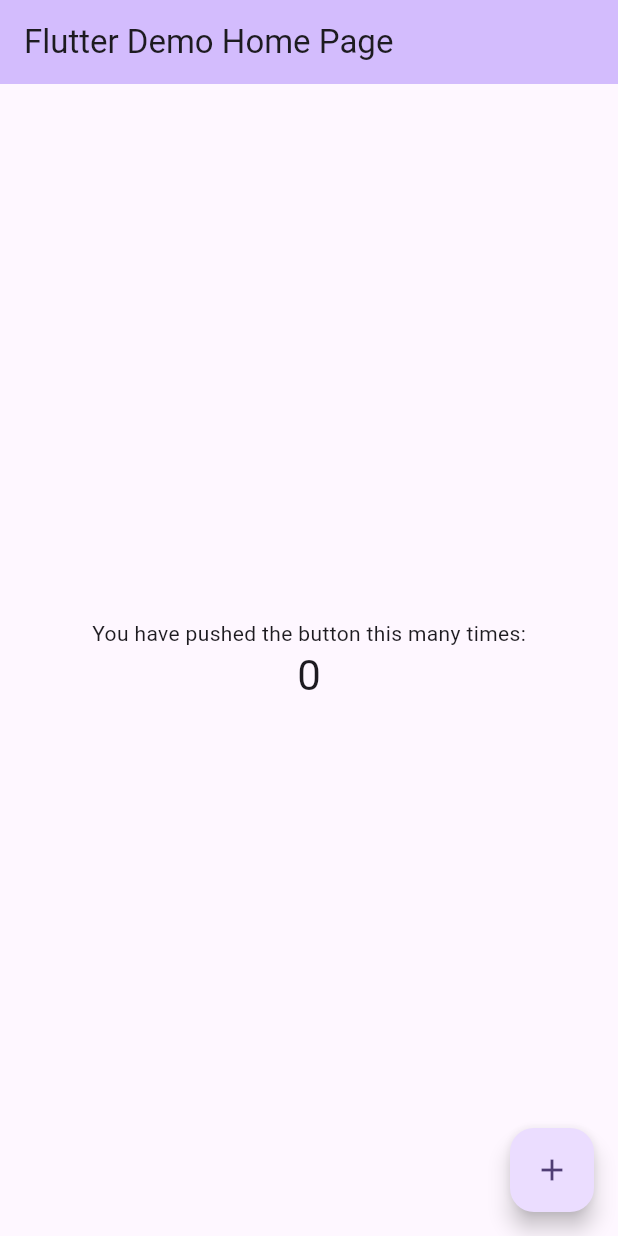
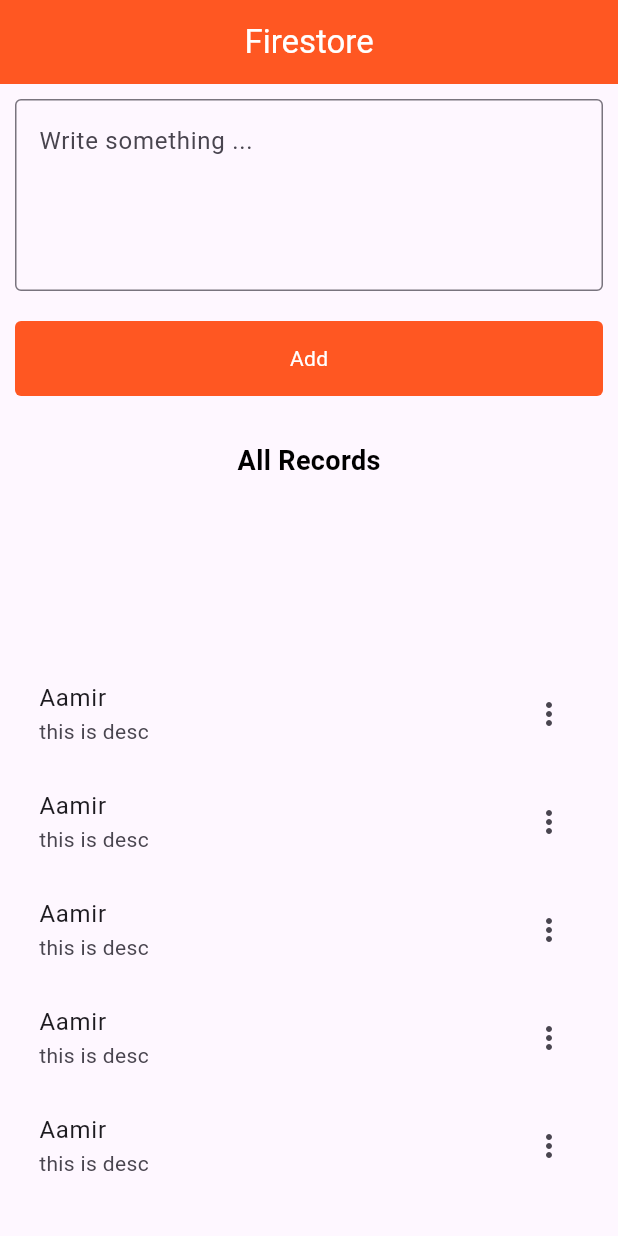
Before and after one commit to aamirali65/Flutter-Firestore-CRUD, a Flutter app: the screen it shows after launch, on a phone screen of 412 x 824 dp. Run offline on Flutter 3.47's test engine with Material 3 defaults, Android fonts, the phone set to English and light mode, and no system bars.

Commit message:
Initial commit

```diff
--- a/lib/main.dart
+++ b/lib/main.dart
@@ -1,3 +1,5 @@
+import 'package:firestore/ui/home.dart';
+import 'package:firestore/ui/splash.dart';
 import 'package:flutter/material.dart';
 
 void main() {
@@ -7,119 +9,11 @@ void main() {
 class MyApp extends StatelessWidget {
   const MyApp({super.key});
 
-  // This widget is the root of your application.
   @override
   Widget build(BuildContext context) {
-    return MaterialApp(
-      title: 'Flutter Demo',
-      theme: ThemeData(
-        // This is the theme of your application.
-        //
-        // TRY THIS: Try running your application with "flutter run". You'll see
-        // the application has a purple toolbar. Then, without quitting the app,
-        // try changing the seedColor in the colorScheme below to Colors.green
-        // and then invoke "hot reload" (save your changes or press the "hot
-        // reload" button in a Flutter-supported IDE, or press "r" if you used
-        // the command line to start the app).
-        //
-        // Notice that the counter didn't reset back to zero; the application
-        // state is not lost during the reload. To reset the state, use hot
-        // restart instead.
-        //
-        // This works for code too, not just values: Most code changes can be
-        // tested with just a hot reload.
-        colorScheme: ColorScheme.fromSeed(seedColor: Colors.deepPurple),
-        useMaterial3: true,
-      ),
-      home: const MyHomePage(title: 'Flutter Demo Home Page'),
+    return const MaterialApp(
+      debugShowCheckedModeBanner: false,
+      home: HomeScreen(),
     );
   }
 }
-
-class MyHomePage extends StatefulWidget {
-  const MyHomePage({super.key, required this.title});
-
-  // This widget is the home page of your application. It is stateful, meaning
-  // that it has a State object (defined below) that contains fields that affect
-  // how it looks.
-
-  // This class is the configuration for the state. It holds the values (in this
-  // case the title) provided by the parent (in this case the App widget) and
-  // used by the build method of the State. Fields in a Widget subclass are
-  // always marked "final".
-
-  final String title;
-
-  @override
-  State<MyHomePage> createState() => _MyHomePageState();
-}
-
-class _MyHomePageState extends State<MyHomePage> {
-  int _counter = 0;
-
-  void _incrementCounter() {
-    setState(() {
-      // This call to setState tells the Flutter framework that something has
-      // changed in this State, which causes it to rerun the build method below
-      // so that the display can reflect the updated values. If we changed
-      // _counter without calling setState(), then the build method would not be
-      // called again, and so nothing would appear to happen.
-      _counter++;
-    });
-  }
-
-  @override
-  Widget build(BuildContext context) {
-    // This method is rerun every time setState is called, for instance as done
-    // by the _incrementCounter method above.
-    //
-    // The Flutter framework has been optimized to make rerunning build methods
-    // fast, so that you can just rebuild anything that needs updating rather
-    // than having to individually change instances of widgets.
-    return Scaffold(
-      appBar: AppBar(
-        // TRY THIS: Try changing the color here to a specific color (to
-        // Colors.amber, perhaps?) and trigger a hot reload to see the AppBar
-        // change color while the other colors stay the same.
-        backgroundColor: Theme.of(context).colorScheme.inversePrimary,
-        // Here we take the value from the MyHomePage object that was created by
-        // the App.build method, and use it to set our appbar title.
-        title: Text(widget.title),
-      ),
-      body: Center(
-        // Center is a layout widget. It takes a single child and positions it
-        // in the middle of the parent.
-        child: Column(
-          // Column is also a layout widget. It takes a list of children and
-          // arranges them vertically. By default, it sizes itself to fit its
-          // children horizontally, and tries to be as tall as its parent.
-          //
-          // Column has various properties to control how it sizes itself and
-          // how it positions its children. Here we use mainAxisAlignment to
-          // center the children vertically; the main axis here is the vertical
-          // axis because Columns are vertical (the cross axis would be
-          // horizontal).
-          //
-          // TRY THIS: Invoke "debug painting" (choose the "Toggle Debug Paint"
-          // action in the IDE, or press "p" in the console), to see the
-          // wireframe for each widget.
-          mainAxisAlignment: MainAxisAlignment.center,
-          children: <Widget>[
-            const Text(
-              'You have pushed the button this many times:',
-            ),
-            Text(
-              '$_counter',
-              style: Theme.of(context).textTheme.headlineMedium,
-            ),
-          ],
-        ),
-      ),
-      floatingActionButton: FloatingActionButton(
-        onPressed: _incrementCounter,
-        tooltip: 'Increment',
-        child: const Icon(Icons.add),
-      ), // This trailing comma makes auto-formatting nicer for build methods.
-    );
-  }
-}
--- /dev/null
+++ b/lib/ui/home.dart
@@ -0,0 +1,77 @@
+import 'package:firestore/widget/customButton.dart';
+import 'package:flutter/material.dart';
+
+class HomeScreen extends StatefulWidget {
+  const HomeScreen({super.key});
+
+  @override
+  State<HomeScreen> createState() => _HomeScreenState();
+}
+
+class _HomeScreenState extends State<HomeScreen> {
+  @override
+  Widget build(BuildContext context) {
+    return Scaffold(
+      appBar: AppBar(
+        centerTitle: true,
+        backgroundColor: Colors.deepOrange,
+        title: const Text(
+          'Firestore',
+          style: TextStyle(color: Colors.white),
+        ),
+      ),
+      body: Padding(
+        padding: const EdgeInsets.all(10),
+        child: Column(
+          mainAxisAlignment: MainAxisAlignment.center,
+          children: [
+            Expanded(
+                child: Column(
+              children: [
+                TextFormField(
+                  maxLines: 4,
+                  decoration: const InputDecoration(
+                      border: OutlineInputBorder(),
+                      hintText: 'Write something ...'),
+                ),
+                const SizedBox(
+                  height: 20,
+                ),
+                CustomButton(title: 'Add', onTap: () {}),
+                const SizedBox(
+                  height: 30,
+                ),
+                const Center(
+                    child: Text(
+                      'All Records',
+                      style: TextStyle(
+                          fontSize: 18,
+                          fontWeight: FontWeight.w600,
+                          color: Colors.black),
+                    )),
+              ],
+            )),
+            Expanded(
+                child: ListView(
+              children: [
+                SizedBox(
+                  height: MediaQuery.of(context).size.height*0.5,
+                  child: ListView.builder(
+                    itemCount: 5,
+                    itemBuilder: (context, index) {
+                      return const ListTile(
+                        title: Text('Aamir'),
+                        subtitle: Text('this is desc'),
+                        trailing: Icon(Icons.more_vert),
+                      );
+                    },
+                  ),
+                )
+              ],
+            ))
+          ],
+        ),
+      ),
+    );
+  }
+}
--- /dev/null
+++ b/lib/ui/splash.dart
@@ -0,0 +1,30 @@
+import 'dart:async';
+
+import 'package:firestore/ui/home.dart';
+import 'package:flutter/material.dart';
+
+class SplashScreen extends StatefulWidget {
+  const SplashScreen({super.key});
+
+  @override
+  State<SplashScreen> createState() => _SplashScreenState();
+}
+
+class _SplashScreenState extends State<SplashScreen> {
+  @override
+  void initState() {
+    Timer(const Duration(seconds: 3), () {
+      Navigator.pushReplacement(context, MaterialPageRoute(builder: (context) => const HomeScreen(),));
+    });
+    super.initState();
+  }
+  @override
+  Widget build(BuildContext context) {
+    return const Scaffold(
+      backgroundColor: Colors.black,
+      body: Center(
+        child: Text('Firestore' , style: TextStyle(color: Colors.white,fontWeight: FontWeight.w500,fontSize: 23),),
+      ),
+    );
+  }
+}
--- /dev/null
+++ b/lib/widget/customButton.dart
@@ -0,0 +1,24 @@
+import 'package:flutter/material.dart';
+
+class CustomButton extends StatelessWidget {
+  final String title;
+  final VoidCallback onTap;
+  final bool loading;
+  const CustomButton({super.key,required this.title,required this.onTap,this.loading=false});
+
+  @override
+  Widget build(BuildContext context) {
+    return InkWell(
+      onTap: onTap,
+      child: Container(
+        height: 50,
+        width: double.infinity,
+        decoration: BoxDecoration(
+            color: Colors.deepOrange,
+            borderRadius: BorderRadius.circular(4)
+        ),
+        child: Center(child: loading ? const CircularProgressIndicator(color: Colors.white,strokeWidth: 3,) : Text(title,style: const TextStyle(color: Colors.white),)),
+      ),
+    );
+  }
+}
--- a/pubspec.yaml
+++ b/pubspec.yaml
@@ -35,6 +35,12 @@ dependencies:
   # The following adds the Cupertino Icons font to your application.
   # Use with the CupertinoIcons class for iOS style icons.
   cupertino_icons: ^1.0.2
+  firebase_core:
+  firebase_auth:
+  firebase_storage:
+  cloud_firestore:
+  fluttertoast:
+  firebase_database: ^10.4.5
 
 dev_dependencies:
   flutter_test:
```
Also changed, not shown: pubspec.lock, 3 other files.
